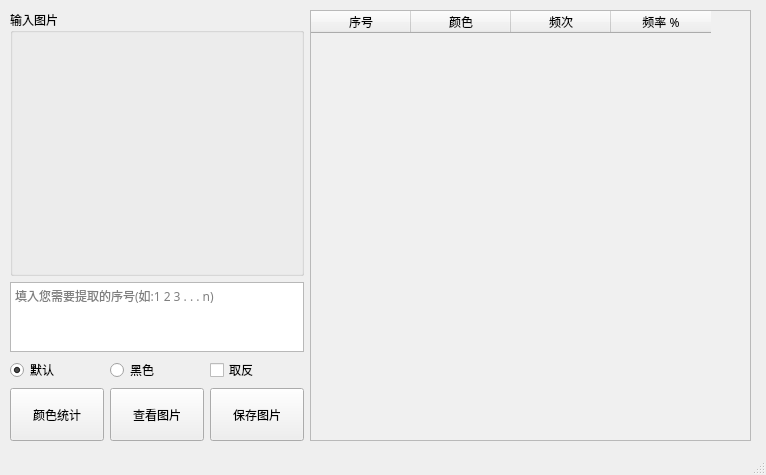
Old version of the form src/GUI/ui.ui in the repository UP0916/FrequencyColor.
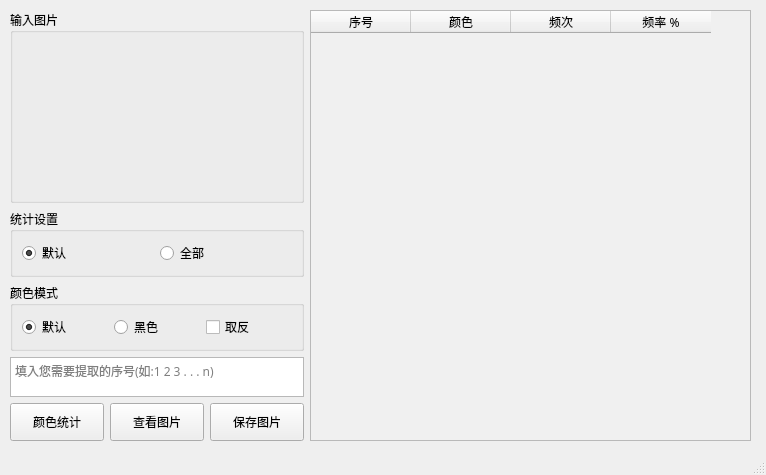
New version of the form.

Commit message: 添加统计设置选项

Patch:
```diff
--- a/src/GUI/ui.ui
+++ b/src/GUI/ui.ui
@@ -39,7 +39,7 @@
     </property>
     <layout class="QHBoxLayout" name="horizontalLayout" stretch="4,6">
      <item>
-      <layout class="QVBoxLayout" name="verticalLayout" stretch="5,1,0,1">
+      <layout class="QVBoxLayout" name="verticalLayout" stretch="5,1,1,1,1">
        <item>
         <widget class="QGroupBox" name="groupBox">
          <property name="title">
@@ -49,7 +49,7 @@
           <item>
            <widget class="QLabel" name="label">
             <property name="sizePolicy">
-             <sizepolicy hsizetype="MinimumExpanding" vsizetype="Expanding">
+             <sizepolicy hsizetype="Minimum" vsizetype="Minimum">
               <horstretch>0</horstretch>
               <verstretch>0</verstretch>
              </sizepolicy>
@@ -63,15 +63,45 @@
         </widget>
        </item>
        <item>
-        <widget class="QPlainTextEdit" name="plainTextEdit">
-         <property name="placeholderText">
-          <string>填入您需要提取的序号(如:1 2 3 . . . n)</string>
+        <widget class="QGroupBox" name="groupBox_3">
+         <property name="title">
+          <string>统计设置</string>
          </property>
-        </widget>
-       </item>
+         <layout class="QHBoxLayout" name="horizontalLayout_5">
        <item>
         <layout class="QHBoxLayout" name="horizontalLayout_3">
          <item>
+             <widget class="QRadioButton" name="radioButton_3">
+              <property name="text">
+               <string>默认</string>
+              </property>
+              <property name="checked">
+               <bool>true</bool>
+              </property>
+             </widget>
+            </item>
+            <item>
+             <widget class="QRadioButton" name="radioButton_4">
+              <property name="text">
+               <string>全部</string>
+              </property>
+              <property name="checked">
+               <bool>false</bool>
+              </property>
+             </widget>
+            </item>
+           </layout>
+          </item>
+         </layout>
+        </widget>
+       </item>
+       <item>
+        <widget class="QGroupBox" name="groupBox_2">
+         <property name="title">
+          <string>颜色模式</string>
+         </property>
+         <layout class="QHBoxLayout" name="horizontalLayout_4">
+          <item>
           <widget class="QRadioButton" name="radioButton">
            <property name="text">
             <string>默认</string>
@@ -96,6 +126,26 @@
           </widget>
          </item>
         </layout>
+        </widget>
+       </item>
+       <item>
+        <widget class="QPlainTextEdit" name="plainTextEdit">
+         <property name="sizePolicy">
+          <sizepolicy hsizetype="Expanding" vsizetype="Minimum">
+           <horstretch>0</horstretch>
+           <verstretch>0</verstretch>
+          </sizepolicy>
+         </property>
+         <property name="minimumSize">
+          <size>
+           <width>0</width>
+           <height>40</height>
+          </size>
+         </property>
+         <property name="placeholderText">
+          <string>填入您需要提取的序号(如:1 2 3 . . . n)</string>
+         </property>
+        </widget>
        </item>
        <item>
         <layout class="QHBoxLayout" name="horizontalLayout_2">
```
Lines whose indentation alone changed are shown as unchanged. The commit also changes 1 other file.
